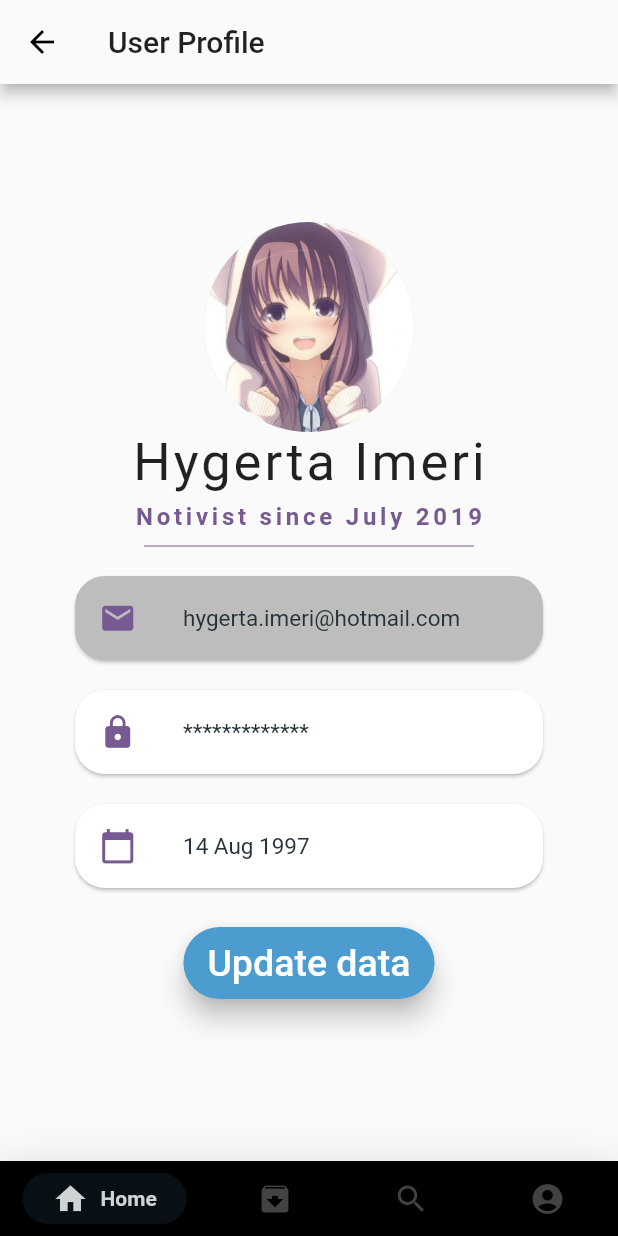
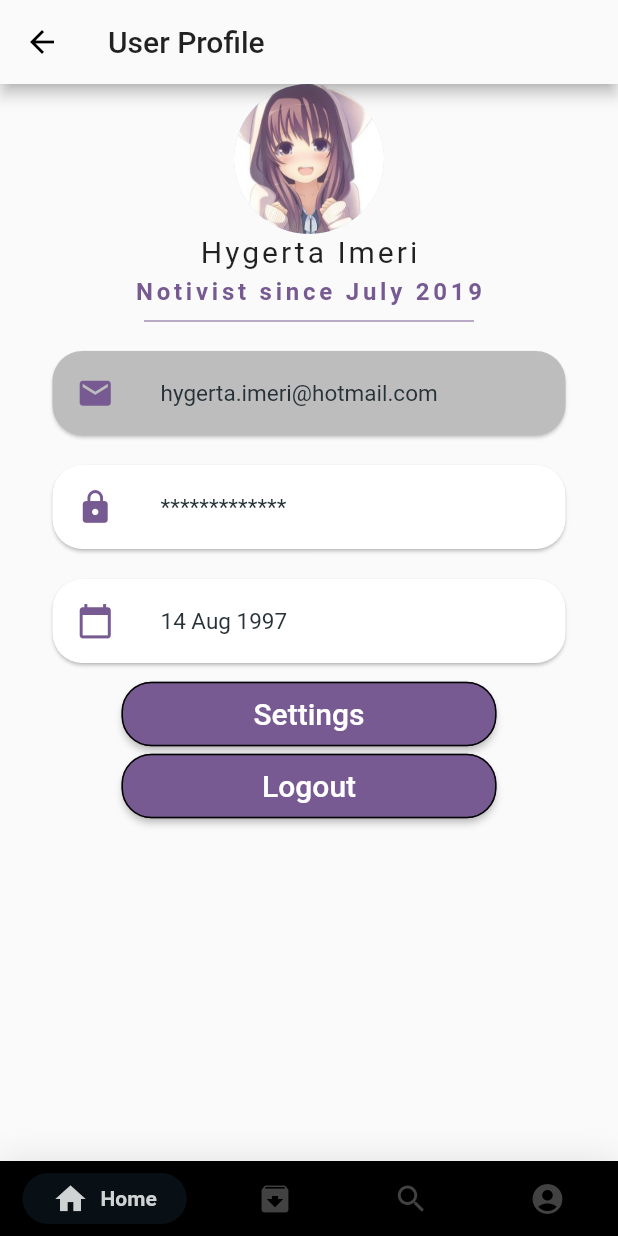
Before and after one commit to notive-app/notive, a Flutter app: the ProfileScreen screen opened by its route, on a phone screen of 412 x 824 dp. Run offline on Flutter 3.47's test engine with Material 2 defaults, Android fonts, the phone set to English and light mode, and no system bars; drawn by our look-alikes of google_nav_bar; our stand-ins replace animated_text_kit, google_maps_flutter, modal_progress_hud; Roboto replaces fonts that are missing (Lobster, SourceSansPro).

Commit message:
profile screen updated

```diff
--- a/notive_app/lib/components/rounded_button.dart
+++ b/notive_app/lib/components/rounded_button.dart
@@ -17,13 +17,13 @@ class RoundedButton extends StatelessWidget {
         borderRadius: BorderRadius.circular(30.0),
         child: MaterialButton(
           onPressed: onPressed,
-          minWidth: 150.0,
+          minWidth: 100.0,
           height: 42.0,
           child: Text(
             title,
             style: TextStyle(
               color: Colors.white,
-              fontSize: 25.0,
+              fontSize: 15.0,
               fontWeight: FontWeight.w500,
             ),
           ),
--- a/notive_app/lib/screens/profile_screen.dart
+++ b/notive_app/lib/screens/profile_screen.dart
@@ -1,12 +1,11 @@
 import 'package:flutter/material.dart';
 import 'package:notive_app/components/custom_bottom_nav.dart';
+import 'package:notive_app/models/user_model.dart';
+import 'package:notive_app/screens/settings_screen.dart';
+import 'package:notive_app/screens/welcome_screen.dart';
 import 'constants.dart';
-import 'package:notive_app/screens/archived_lists_screen.dart';
 import 'package:notive_app/screens/constants.dart';
-import 'package:notive_app/screens/settings_screen.dart';
-import 'package:notive_app/screens/dashboard_screen.dart';
-import 'mapview_screen.dart';
-import 'package:notive_app/components/rounded_button.dart';
+import 'package:provider/provider.dart';
 
 class ProfileScreen extends StatelessWidget {
   static const String id = 'profile_screen';
@@ -19,20 +18,21 @@ class ProfileScreen extends StatelessWidget {
         //backgroundColor: Colors.black,
       ),
       //backgroundColor: Colors.blueGrey[500],
-      body: SafeArea(
+      body: SingleChildScrollView(
+        child: SafeArea(
         child: Column(
           crossAxisAlignment: CrossAxisAlignment.center,
           mainAxisAlignment: MainAxisAlignment.center,
           children: <Widget>[
             CircleAvatar(
-              radius: 70.0,
+              radius: 50.0,
               backgroundImage: AssetImage('images/ben.jpg'),
             ),
             Text(
               'Hygerta Imeri',
               style: TextStyle(
                 fontFamily: 'Lobster',
-                fontSize: 35.0,
+                fontSize: 20.0,
                 //color: Colors.white,
                 //fontWeight: FontWeight.bold,
                 letterSpacing: 2.0,
@@ -64,7 +64,7 @@ class ProfileScreen extends StatelessWidget {
               shape: RoundedRectangleBorder(
                 borderRadius: BorderRadius.circular(20.0),
               ),
-              margin: EdgeInsets.symmetric(vertical: 10.0, horizontal: 50.0),
+              margin: EdgeInsets.symmetric(vertical: 10.0, horizontal: 35.0),
               child: ListTile(
                 leading: Icon(
                   Icons.email,
@@ -86,7 +86,7 @@ class ProfileScreen extends StatelessWidget {
               shape: RoundedRectangleBorder(
                 borderRadius: BorderRadius.circular(20.0),
               ),
-              margin: EdgeInsets.symmetric(vertical: 10.0, horizontal: 50.0),
+              margin: EdgeInsets.symmetric(vertical: 10.0, horizontal: 35.0),
               child: ListTile(
                 leading: Icon(
                   Icons.lock,
@@ -108,7 +108,7 @@ class ProfileScreen extends StatelessWidget {
               shape: RoundedRectangleBorder(
                 borderRadius: BorderRadius.circular(20.0),
               ),
-              margin: EdgeInsets.symmetric(vertical: 10.0, horizontal: 50.0),
+              margin: EdgeInsets.symmetric(vertical: 10.0, horizontal: 35.0),
               child: ListTile(
                 leading: Icon(
                   Icons.calendar_today,
@@ -124,16 +124,63 @@ class ProfileScreen extends StatelessWidget {
                 ),
               ),
             ),
-            RoundedButton(
+            SizedBox(
+              width: 250.0,
+              child: RaisedButton(
+                color: kPurpleColor,
+                textColor: Colors.white,
+                disabledColor: Colors.grey,
+                disabledTextColor: Colors.black,
+                padding: EdgeInsets.all(10.0),
+                splashColor: Colors.purpleAccent,
+                shape: RoundedRectangleBorder(
+                    borderRadius: new BorderRadius.circular(20.0),
+                    side: BorderSide()),
+                onPressed: () {
+                  Navigator.push(
+                    context,
+                    MaterialPageRoute(builder: (context) => SettingsScreen()),
+                  );
+                },
+                child: Text(
+                  "Settings",
+                  style: TextStyle(fontSize: 20.0),
+                ),
+              ),
+            ),
+            SizedBox(
+              width: 250.0,
+              child: RaisedButton(
+                color: kPurpleColor,
+                textColor: Colors.white,
+                disabledColor: Colors.grey,
+                disabledTextColor: Colors.black,
+                padding: EdgeInsets.all(10.0),
+                splashColor: Colors.purpleAccent,
+                shape: RoundedRectangleBorder(
+                    borderRadius: new BorderRadius.circular(20.0),
+                    side: BorderSide()),
+                onPressed: () {
+                  Provider.of<UserModel>(context, listen: false).logout();
+                  Navigator.pushNamed(context, WelcomeScreen.id);
+                },
+                child: Text(
+                  "Logout",
+                  style: TextStyle(fontSize: 20.0),
+                ),
+              ),
+            ),
+
+            /* RoundedButton(
               title: 'Update data',
               colour: kLightBlueColor,
               onPressed: () {
                 Navigator.pushNamed(context, ProfileScreen.id);
               },
-            ),
+            ), */
           ],
         ),
-      ),
+      ),),
     );
   }
 }
```
